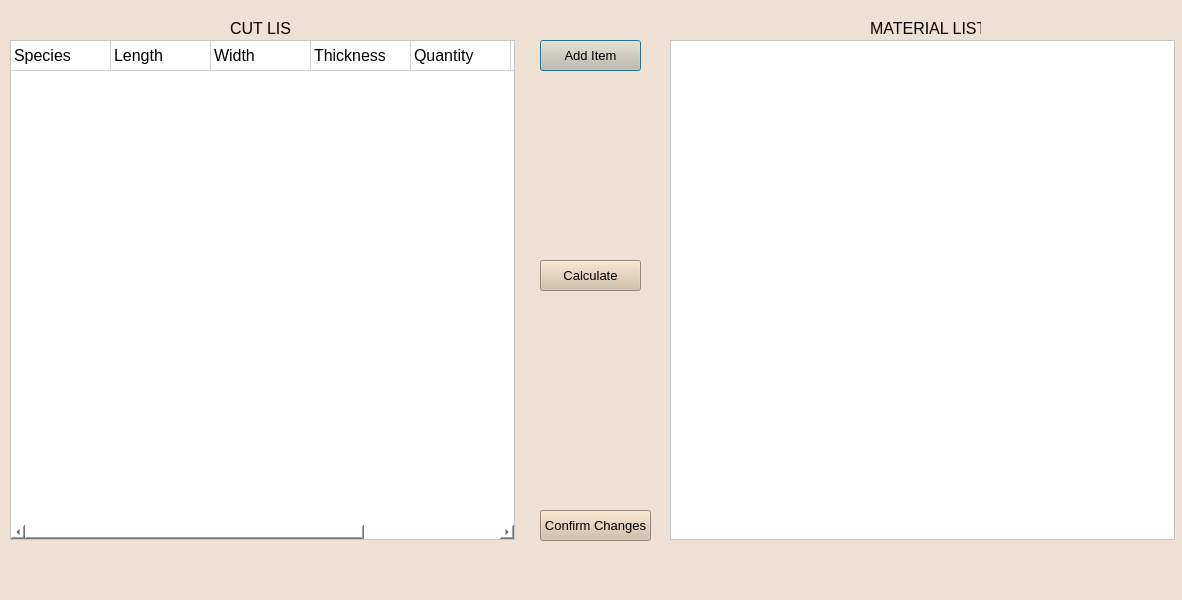
The window that ui/cutlistdialog.ui (EtoDrowsy/CS499) describes before a commit, drawn with Qt 5.
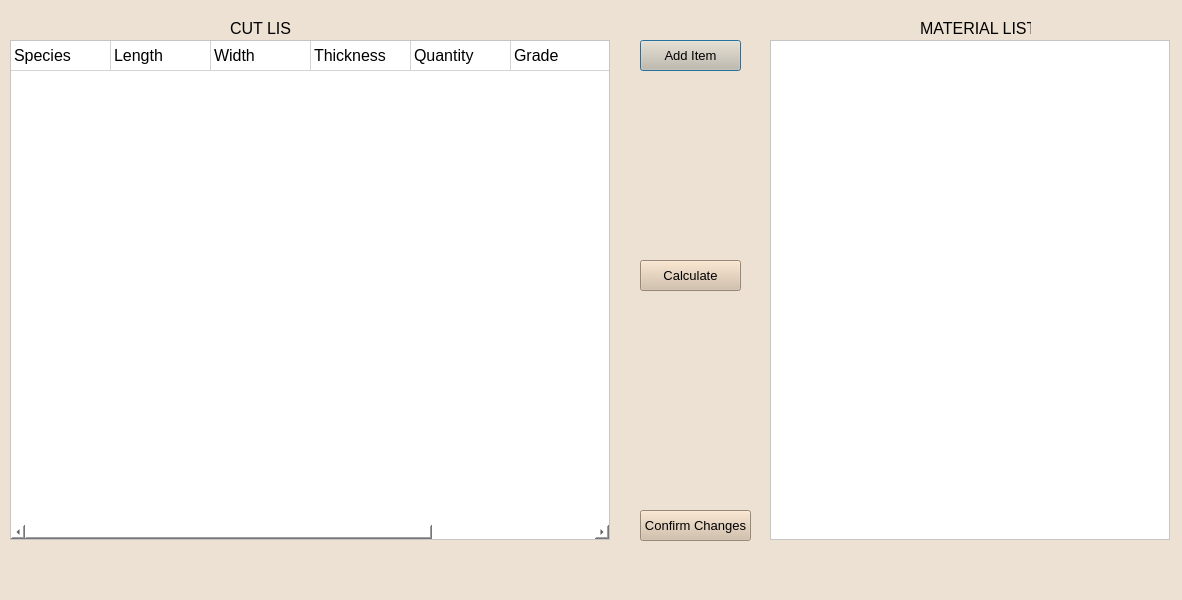
The same window after the commit.

What changed in the file:
```diff
--- a/ui/cutlistdialog.ui
+++ b/ui/cutlistdialog.ui
@@ -67,7 +67,7 @@
     <rect>
      <x>10</x>
      <y>40</y>
-     <width>505</width>
+     <width>600</width>
      <height>500</height>
     </rect>
    </property>
@@ -150,7 +150,7 @@
   <widget class="QPushButton" name="addbutton">
    <property name="geometry">
     <rect>
-     <x>540</x>
+     <x>640</x>
      <y>40</y>
      <width>101</width>
      <height>31</height>
@@ -192,7 +192,7 @@
   <widget class="QLabel" name="materiallabel">
    <property name="geometry">
     <rect>
-     <x>870</x>
+     <x>920</x>
      <y>20</y>
      <width>111</width>
      <height>16</height>
@@ -213,7 +213,7 @@
   <widget class="QPushButton" name="genmaterials">
    <property name="geometry">
     <rect>
-     <x>540</x>
+     <x>640</x>
      <y>260</y>
      <width>101</width>
      <height>31</height>
@@ -234,9 +234,9 @@
   <widget class="QTextBrowser" name="outputTextBrowser">
    <property name="geometry">
     <rect>
-     <x>670</x>
+     <x>770</x>
      <y>40</y>
-     <width>505</width>
+     <width>400</width>
      <height>500</height>
     </rect>
    </property>
@@ -252,7 +252,7 @@
   <widget class="QPushButton" name="confirmButton">
    <property name="geometry">
     <rect>
-     <x>540</x>
+     <x>640</x>
      <y>510</y>
      <width>111</width>
      <height>31</height>
```
